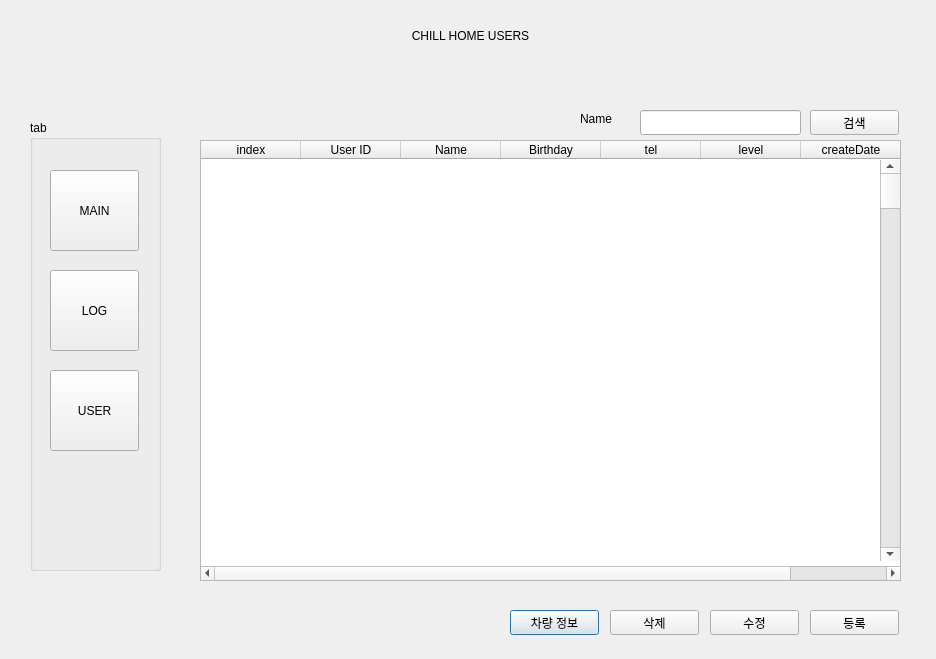
Above: SmartHome/GUI/Users.ui from addinedu-ros-8th/iot-repo-4 before the change. Below: the same form after it.
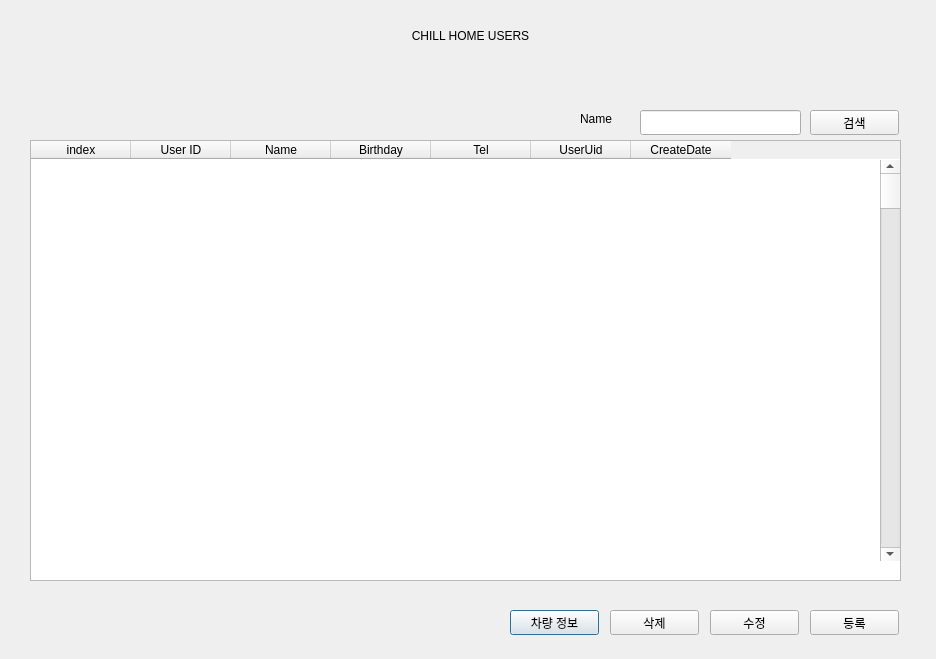
That is the form after the change.

```diff
--- a/SmartHome/GUI/Users.ui
+++ b/SmartHome/GUI/Users.ui
@@ -84,9 +84,9 @@
   <widget class="QTableWidget" name="tableWidget">
    <property name="geometry">
     <rect>
-     <x>200</x>
+     <x>30</x>
      <y>140</y>
-     <width>701</width>
+     <width>871</width>
      <height>441</height>
     </rect>
    </property>
@@ -112,72 +112,20 @@
    </column>
    <column>
     <property name="text">
-     <string>tel</string>
+     <string>Tel</string>
     </property>
    </column>
    <column>
     <property name="text">
-     <string>level</string>
+     <string>UserUid</string>
     </property>
    </column>
    <column>
     <property name="text">
-     <string>createDate</string>
+     <string>CreateDate</string>
     </property>
    </column>
   </widget>
-  <widget class="QGroupBox" name="groupBox">
-   <property name="geometry">
-    <rect>
-     <x>30</x>
-     <y>120</y>
-     <width>131</width>
-     <height>451</height>
-    </rect>
-   </property>
-   <property name="title">
-    <string>tab</string>
-   </property>
-   <widget class="QPushButton" name="tabMain">
-    <property name="geometry">
-     <rect>
-      <x>20</x>
-      <y>50</y>
-      <width>89</width>
-      <height>81</height>
-     </rect>
-    </property>
-    <property name="text">
-     <string>MAIN</string>
-    </property>
-   </widget>
-   <widget class="QPushButton" name="tabLog">
-    <property name="geometry">
-     <rect>
-      <x>20</x>
-      <y>150</y>
-      <width>89</width>
-      <height>81</height>
-     </rect>
-    </property>
-    <property name="text">
-     <string>LOG</string>
-    </property>
-   </widget>
-   <widget class="QPushButton" name="tabUsers">
-    <property name="geometry">
-     <rect>
-      <x>20</x>
-      <y>250</y>
-      <width>89</width>
-      <height>81</height>
-     </rect>
-    </property>
-    <property name="text">
-     <string>USER</string>
-    </property>
-   </widget>
-  </widget>
   <widget class="QScrollBar" name="verticalScrollBar">
    <property name="geometry">
     <rect>
```
